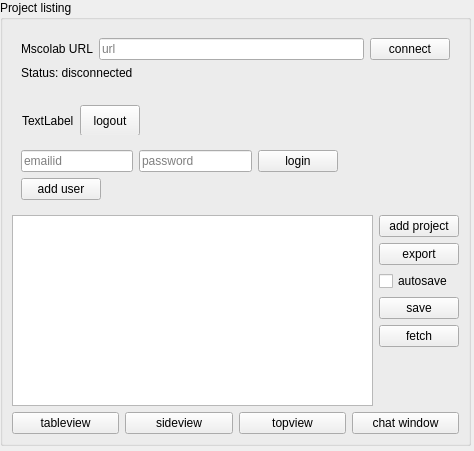
Above: mslib/msui/ui/ui_mscolab_window.ui from Open-MSS/MSS before the change. Below: the same form after it.
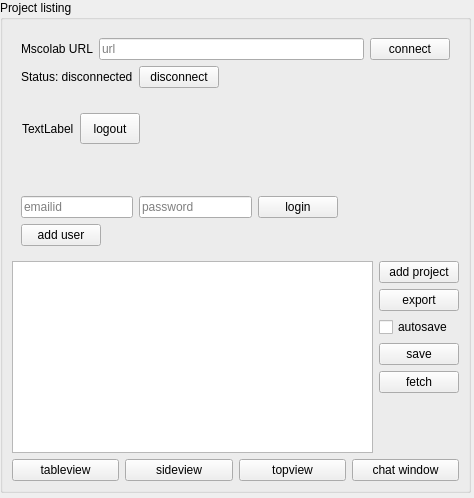
That is the form after the change.

Commit message: Add tests for manual mscolab url, store last url in QSettings, ability to disconnect and reconnect

Patch:
```diff
--- a/mslib/msui/ui/ui_mscolab_window.ui
+++ b/mslib/msui/ui/ui_mscolab_window.ui
@@ -7,7 +7,7 @@
     <x>0</x>
     <y>0</y>
     <width>474</width>
-    <height>451</height>
+    <height>498</height>
    </rect>
   </property>
   <property name="sizePolicy">
@@ -31,7 +31,7 @@
      <x>0</x>
      <y>0</y>
      <width>471</width>
-     <height>446</height>
+     <height>493</height>
     </rect>
    </property>
    <layout class="QVBoxLayout" name="verticalLayout_6">
@@ -79,11 +79,35 @@
                  </layout>
                 </item>
                 <item>
+                 <layout class="QHBoxLayout" name="horizontalLayout_6">
+                  <item>
                  <widget class="QLabel" name="status">
                   <property name="text">
                    <string>Status: disconnected</string>
                   </property>
                  </widget>
+                  </item>
+                  <item>
+                   <widget class="QPushButton" name="disconnectMscolab">
+                    <property name="text">
+                     <string>disconnect</string>
+                    </property>
+                   </widget>
+                  </item>
+                  <item>
+                   <spacer name="horizontalSpacer_3">
+                    <property name="orientation">
+                     <enum>Qt::Horizontal</enum>
+                    </property>
+                    <property name="sizeHint" stdset="0">
+                     <size>
+                      <width>40</width>
+                      <height>20</height>
+                     </size>
+                    </property>
+                   </spacer>
+                  </item>
+                 </layout>
                 </item>
                </layout>
               </item>
```
Lines whose indentation alone changed are shown as unchanged. The commit also changes 4 other files.
